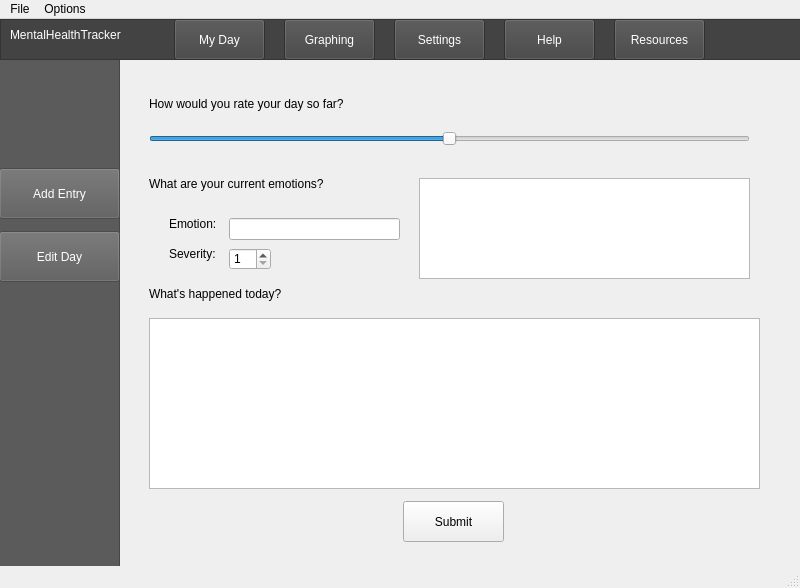
Before: the Qt Designer form components/mainwindow.ui in m-riley04/HackKU2023, drawn with Qt 5.
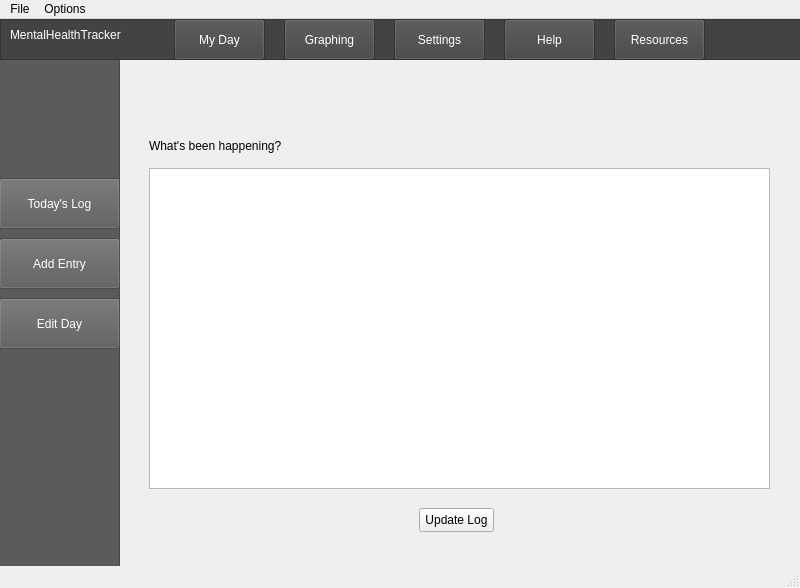
After: the same form once the commit is applied. The open tabs and pages were chosen to show the change.

Commit message: Added basic graphing functionality

```diff
--- a/components/mainwindow.ui
+++ b/components/mainwindow.ui
@@ -47,6 +47,9 @@
     </property>
     <widget class="QWidget" name="page_myDay">
      <widget class="QFrame" name="submenu_myDay">
+      <property name="enabled">
+       <bool>false</bool>
+      </property>
       <property name="geometry">
        <rect>
         <x>0</x>
@@ -71,7 +74,7 @@
        <property name="geometry">
         <rect>
          <x>0</x>
-         <y>173</y>
+         <y>240</y>
          <width>121</width>
          <height>51</height>
         </rect>
@@ -90,7 +93,7 @@
        <property name="geometry">
         <rect>
          <x>0</x>
-         <y>110</y>
+         <y>180</y>
          <width>121</width>
          <height>51</height>
         </rect>
@@ -102,6 +105,25 @@
         <string>Add Entry</string>
        </property>
       </widget>
+      <widget class="QPushButton" name="btn_todaysLog">
+       <property name="enabled">
+        <bool>false</bool>
+       </property>
+       <property name="geometry">
+        <rect>
+         <x>0</x>
+         <y>120</y>
+         <width>121</width>
+         <height>51</height>
+        </rect>
+       </property>
+       <property name="styleSheet">
+        <string notr="true">color: white</string>
+       </property>
+       <property name="text">
+        <string>Today's Log</string>
+       </property>
+      </widget>
      </widget>
      <widget class="QStackedWidget" name="substack_myDay">
       <property name="geometry">
@@ -289,7 +311,7 @@
        </widget>
       </widget>
       <widget class="QWidget" name="subpage_edit"/>
-      <widget class="QWidget" name="subpage_log">
+      <widget class="QWidget" name="subpage_addEntry">
        <widget class="QTextEdit" name="entry_logUpdate">
         <property name="geometry">
          <rect>
```
Left out of the diff: 69 changed lines with no effect on the pictures. The commit also changes 1 other file.
